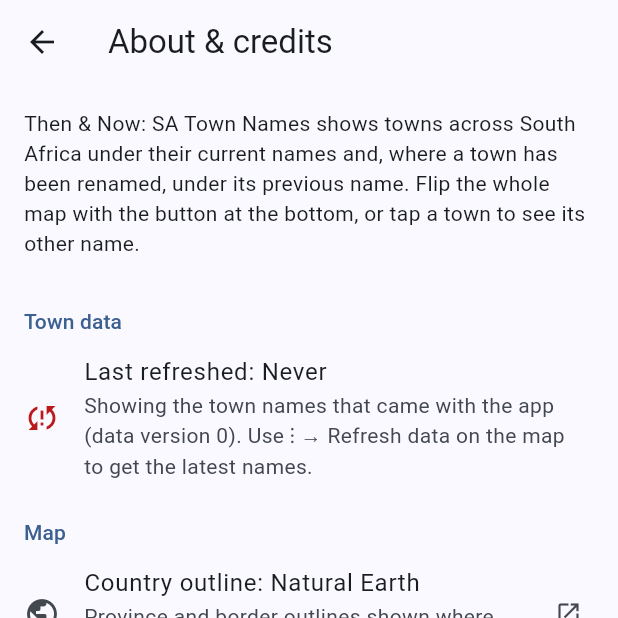
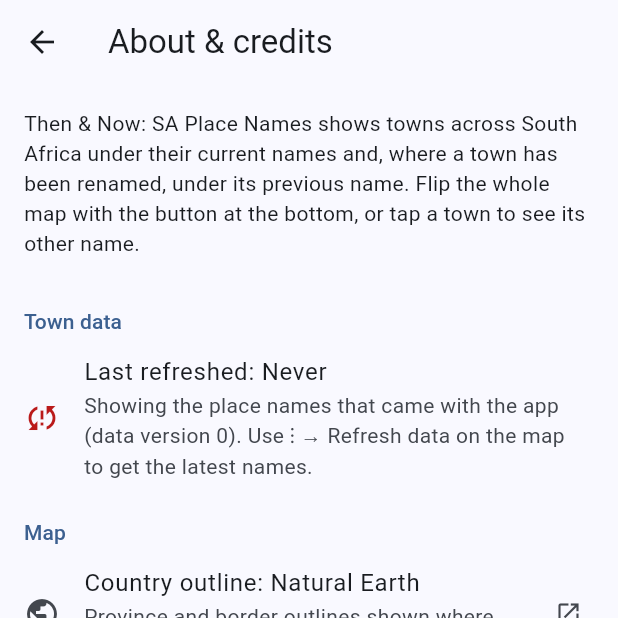
Before and after one commit to nicos0351/then-and-now-app, a Flutter app: the AboutScreen screen opened directly with empty values, on a phone screen of 412 x 824 dp, the top half of it. Run offline on Flutter 3.47's test engine with Material 3 defaults, Android fonts, the phone set to English and light mode, and no system bars; our stand-ins replace flutter_map, geolocator, in_app_purchase, latlong2, share_plus, shared_preferences and 1 more; missing offline and left inert: flutter_map_marker_cluster, flutter_map_mbtiles, in_app_update; accounts and stored records are empty.

Commit message:
Rename the app to Then & Now: SA Place Names (1.0.3)
It covers airports, dams and mountain passes as well as towns, so
'place names' fits better. Messages about refreshing the data say
'place names' too. The app ID, package and store product IDs stay.

Co-Authored-By: Claude Opus 5.5 <noreply@anthropic.com>
Claude-Session: https://claude.ai/code/session_01FG2wd5Nhe3j8EAbUdythkw

```diff
--- a/lib/config/app_info.dart
+++ b/lib/config/app_info.dart
@@ -7,7 +7,7 @@
 library;
 
 /// Full name: store listing title, About screen, paywall.
-const String kAppName = 'Then & Now: SA Town Names';
+const String kAppName = 'Then & Now: SA Place Names';
 
 /// Short name for tight spots: the top bar and the phone's home screen.
 const String kAppShortName = 'Then & Now';
@@ -43,4 +43,4 @@ const String kAppStoreId = '';
 const bool kOnAppStore = true;
 
 /// What to type in the store's search box to find the app.
-const String kStoreSearchText = 'Then & Now SA Town Names';
+const String kStoreSearchText = 'Then & Now SA Place Names';
--- a/lib/screens/about_screen.dart
+++ b/lib/screens/about_screen.dart
@@ -46,7 +46,7 @@ class AboutScreen extends StatelessWidget {
             title: Text('Last refreshed: ${describeLastRefresh(lastRefreshed, DateTime.now())}'),
             subtitle: Text(
               lastRefreshed == null
-                  ? 'Showing the town names that came with the app (data version $dataVersion). '
+                  ? 'Showing the place names that came with the app (data version $dataVersion). '
                       'Use ⋮ → Refresh data on the map to get the latest names.'
                   : 'Data version $dataVersion. Use ⋮ → Refresh data on the map to check for newer names.',
             ),
@@ -107,7 +107,7 @@ class AboutScreen extends StatelessWidget {
               'Changes you record yourself in the app are marked with a person icon and stay on this device. '
               '"Where am I?" uses your location only on this phone to find the nearest town - it is never '
               'stored or sent anywhere. About once a week (or when you tap Refresh data) the app downloads '
-              'the latest town names from GitHub; nothing about you is sent.',
+              'the latest place names from GitHub; nothing about you is sent.',
               style: textTheme.bodySmall,
             ),
           ),
--- a/lib/screens/map_screen.dart
+++ b/lib/screens/map_screen.dart
@@ -450,7 +450,7 @@ class _MapScreenState extends State<MapScreen> with SingleTickerProviderStateMix
     if (!mounted) return;
     ScaffoldMessenger.of(context).showSnackBar(
       SnackBar(
-        content: const Text('Town names have been updated.'),
+        content: const Text('Place names have been updated.'),
         duration: const Duration(seconds: 6),
         action: SnackBarAction(label: "What's new", onPressed: () => _showWhatsNew(result)),
       ),
@@ -483,7 +483,7 @@ class _MapScreenState extends State<MapScreen> with SingleTickerProviderStateMix
         break;
       case RefreshStatus.upToDate:
         messenger.showSnackBar(SnackBar(
-          content: Text('You have the latest town names (data version ${result.version}).'),
+          content: Text('You have the latest place names (data version ${result.version}).'),
         ));
         break;
       case RefreshStatus.failed:
@@ -496,14 +496,14 @@ class _MapScreenState extends State<MapScreen> with SingleTickerProviderStateMix
     showDialog<void>(
       context: context,
       builder: (context) => AlertDialog(
-        title: const Text('Town names updated'),
+        title: const Text('Place names updated'),
         content: SingleChildScrollView(
           child: Column(
             mainAxisSize: MainAxisSize.min,
             crossAxisAlignment: CrossAxisAlignment.start,
             children: [
               if (result.changes.isEmpty)
-                const Text('The map now has the latest town names.')
+                const Text('The map now has the latest place names.')
               else
                 for (final change in result.changes)
                   Padding(
@@ -859,7 +859,7 @@ class _MapScreenState extends State<MapScreen> with SingleTickerProviderStateMix
                   },
           ),
           PopupMenuButton<String>(
-            tooltip: isRefreshStale(_lastRefreshed, DateTime.now()) ? 'More (town names need a refresh)' : 'More',
+            tooltip: isRefreshStale(_lastRefreshed, DateTime.now()) ? 'More (place names need a refresh)' : 'More',
             // A small dot when the town data hasn't been refreshed for a month.
             icon: Badge(
               isLabelVisible: !_loading && isRefreshStale(_lastRefreshed, DateTime.now()),
@@ -1611,7 +1611,7 @@ class _HelpText extends StatelessWidget {
     (Icons.timeline, 'The timeline button (top) lets you slide or play through the years and watch the names change. The "Then" stop at the start, with every previous name, is part of $kPlusName.'),
     (Icons.search, 'Search finds any town by its current name and takes you there. With $kPlusName it finds old names too.'),
     (Icons.share_outlined, 'With $kPlusName, the share button on a renamed town sends its info, as shown, as a picture and a message.'),
-    (Icons.sync, '⋮ → Refresh data gets the latest town names, and shows when you last did it.'),
+    (Icons.sync, '⋮ → Refresh data gets the latest place names, and shows when you last did it.'),
     (Icons.share_outlined, 'The share button in the top bar tells friends about the app and where to get it.'),
     (Icons.edit_outlined, 'With $kPlusName, the pencil on a place lets you record a new name change or fix an old name.'),
     (Icons.add_location_alt_outlined, 'With $kPlusName, long-press an empty spot on the map to add a place that\'s missing.'),
@@ -1621,7 +1621,7 @@ class _HelpText extends StatelessWidget {
       (Icons.workspace_premium_outlined, '⋮ → $kPlusName: a one-time purchase for previous names, name stories and recording names.'),
       (Icons.download_for_offline_outlined, '⋮ → $kOfflineName: a separate one-time purchase to download maps for use with no signal.'),
     ],
-    (Icons.map_outlined, 'No signal? Town names still work, and a plain outline of the provinces shows where the map can\'t load.'),
+    (Icons.map_outlined, 'No signal? Place names still work, and a plain outline of the provinces shows where the map can\'t load.'),
     (Icons.person, 'A person icon means you added or edited that town yourself. Those changes stay on your phone.'),
   ];
 
--- a/lib/screens/offline_maps_screen.dart
+++ b/lib/screens/offline_maps_screen.dart
@@ -177,7 +177,7 @@ class _OfflineMapsScreenState extends State<OfflineMapsScreen> {
         children: [
           Text(
             'Download the map for areas you\'re travelling to, and it works with no signal and '
-            'no data costs - roads, rivers and terrain included. Town names, stories and '
+            'no data costs - roads, rivers and terrain included. Place names, stories and '
             '"Where am I?" already work offline.',
             style: theme.textTheme.bodyMedium,
           ),
--- a/lib/services/remote_data_service.dart
+++ b/lib/services/remote_data_service.dart
@@ -241,7 +241,7 @@ class RemoteDataService {
     } on FormatException catch (e) {
       debugPrint('Rejected update file: ${e.message}');
       return const RefreshResult(RefreshStatus.failed,
-          message: "The update file couldn't be used, so your current town names were kept. "
+          message: "The update file couldn't be used, so your current place names were kept. "
               'Please try again later.');
     } catch (e) {
       debugPrint('Update check failed: $e');
--- a/lib/widgets/app_promo_card.dart
+++ b/lib/widgets/app_promo_card.dart
@@ -54,7 +54,7 @@ class AppPromoCard extends StatelessWidget {
                       children: [
                         Text('Then & Now',
                             style: TextStyle(fontSize: 28, height: 1.05, fontWeight: FontWeight.w800, color: _ink)),
-                        Text('SA Town Names', style: TextStyle(fontSize: 16, fontWeight: FontWeight.w600, color: _nowColour)),
+                        Text('SA Place Names', style: TextStyle(fontSize: 16, fontWeight: FontWeight.w600, color: _nowColour)),
                       ],
                     ),
                   ),
--- a/pubspec.yaml
+++ b/pubspec.yaml
@@ -1,7 +1,7 @@
 name: sa_town_names
-description: "Then & Now: SA Town Names - old and new South African town names on one map."
+description: "Then & Now: SA Place Names - old and new South African place names (towns, airports, dams, passes) on one map."
 publish_to: 'none'
-version: 1.0.2+5
+version: 1.0.3+6
 
 environment:
   sdk: '>=3.6.0 <4.0.0'
```
Also changed, not shown: 2 other files.
